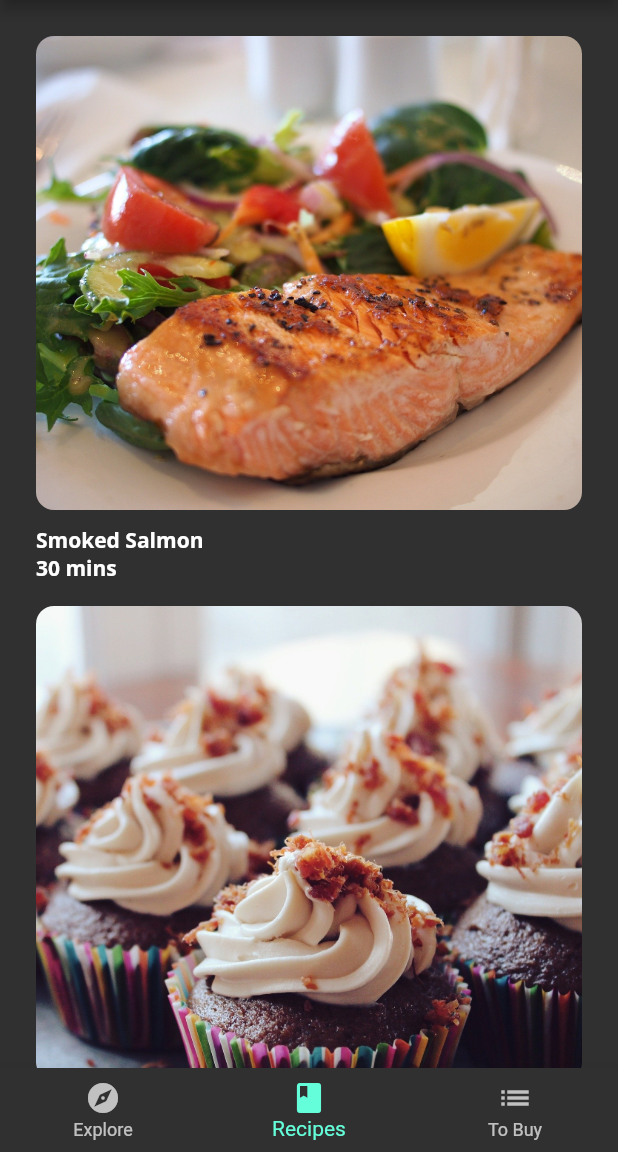
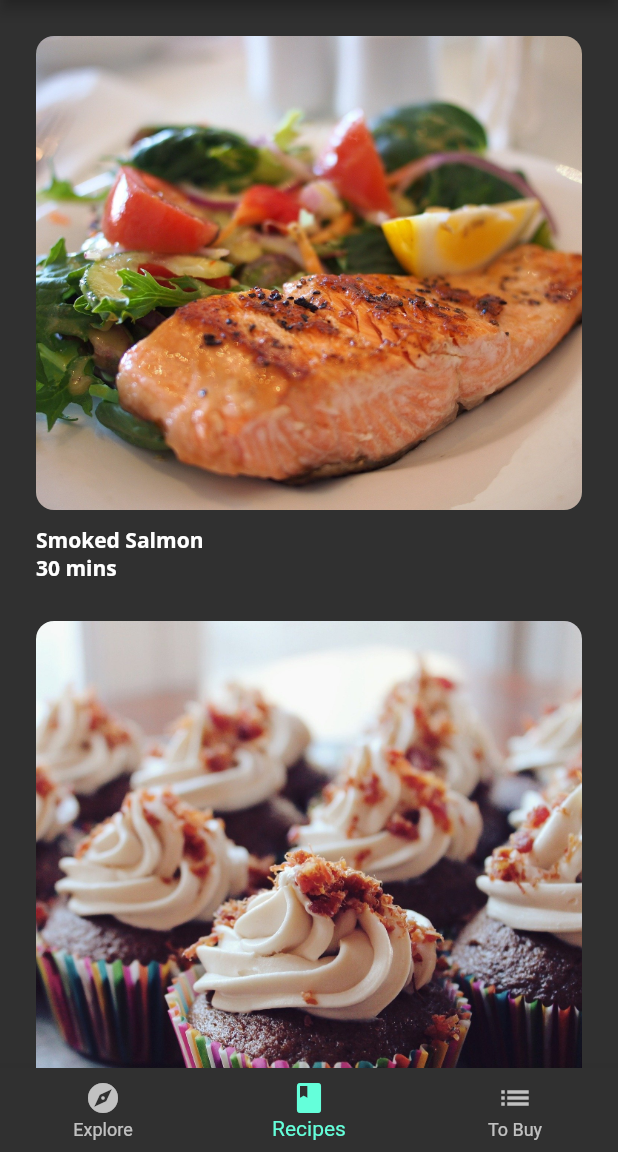
Before and after one commit to Irvandra/Fooderlich, a Flutter app: the screen it shows after launch, item 2 of the bottom bar chosen, on a phone screen of 412 x 824 dp, the part 84-1236 px from its top. Run offline on Flutter 3.47's test engine with Material 2 defaults, Android fonts, the phone set to English and light mode, and no system bars; our stand-ins replace google_fonts.

Commit message:
Praktikum 6 - 2

```diff
--- a/lib/components/recipes_grid_view.dart
+++ b/lib/components/recipes_grid_view.dart
@@ -12,7 +12,11 @@ class RecipesGridView extends StatelessWidget {
         child: GridView.builder(
             itemCount: recipes.length,
             gridDelegate: const SliverGridDelegateWithMaxCrossAxisExtent(
-                maxCrossAxisExtent: 700),
+                maxCrossAxisExtent: 400,
+                mainAxisSpacing: 10,
+                crossAxisSpacing: 10,
+                childAspectRatio: 1,
+                ),
             itemBuilder: (context, index) {
               final simpleRecipe = recipes[index];
               return RecipeThumbnail(recipe: simpleRecipe);
--- a/lib/home.dart
+++ b/lib/home.dart
@@ -1,9 +1,11 @@
 import 'package:flutter/material.dart';
+import 'package:fooderlich/models/models.dart';
 import 'models/explore_recipe.dart';
 import 'components/components.dart';
 import 'screens/explore_screen.dart';
 import 'screens/recipes_screen.dart';
 import 'screens/grocery_screen.dart';
+import 'package:provider/provider.dart';
 
 class Home extends StatefulWidget {
   const Home({Key? key}) : super(key: key);
@@ -29,6 +31,7 @@ class _HomeState extends State<Home> {
 
   @override
   Widget build(BuildContext context) {
+    return Consumer<TabManager>(builder: (context, tabManager, child) {
       return Scaffold(
         appBar: AppBar(
           title: Text(
@@ -36,12 +39,14 @@ class _HomeState extends State<Home> {
             style: Theme.of(context).textTheme.headline6,
           ),
         ),
-      body: pages[_selectedIndex],
+        body: pages[tabManager.selectedTab],
         bottomNavigationBar: BottomNavigationBar(
             selectedItemColor:
                 Theme.of(context).textSelectionTheme.selectionColor,
-          currentIndex: _selectedIndex,
-          onTap: _onItemTapped,
+            currentIndex: tabManager.selectedTab,
+            onTap: (index) {
+              tabManager.goToTab(index);
+            },
             items: <BottomNavigationBarItem>[
               const BottomNavigationBarItem(
                 icon: Icon(Icons.explore),
@@ -57,5 +62,6 @@ class _HomeState extends State<Home> {
               ),
             ]),
       );
+    });
   }
 }
--- a/lib/main.dart
+++ b/lib/main.dart
@@ -1,4 +1,6 @@
 import 'package:flutter/material.dart';
+import 'package:fooderlich/models/models.dart';
+import 'package:provider/provider.dart';
 import 'fooderlich_theme.dart';
 import 'home.dart';
 import 'button_favorite.dart';
@@ -18,7 +20,14 @@ class Fooderlich extends StatelessWidget {
     return MaterialApp(
       title: 'Fooderlich',
       theme: theme,
-      home: Home(),
+      home: MultiProvider(
+        providers: [
+          ChangeNotifierProvider(
+            create: (context) => TabManager(),
+          ),
+        ],
+        child: const Home(),
+      ),
     );
   }
 }
--- a/lib/models/tab_manager.dart
+++ b/lib/models/tab_manager.dart
@@ -12,4 +12,6 @@ class TabManager extends ChangeNotifier {
     selectedTab = 1;
     notifyListeners();
   }
+
+  static of(BuildContext context) {}
 }
```
Lines whose indentation alone changed are shown as unchanged.
